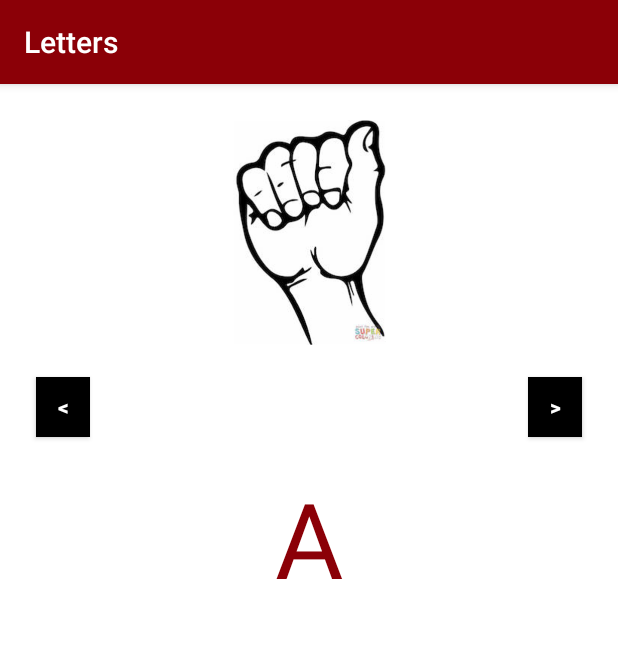
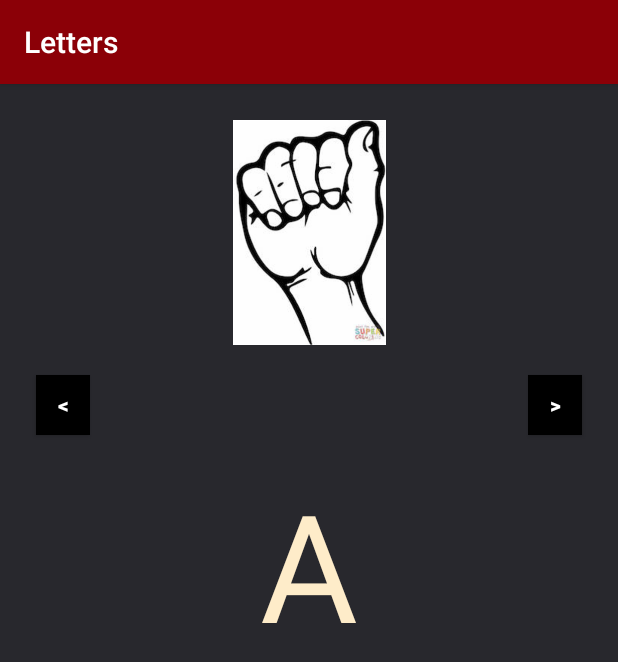
Before and after one commit to kd90693n/ASLEducation, an Android app: the Letters screen opened directly, with no data from a screen before it, on a phone screen of 412 x 824 dp. Shown: the top 662 px of the screen. Run offline under Robolectric (Android 15) with nearby library versions, the phone set to English and light mode, and no system bars.

Commit message:
Aesthetic changes

```diff
--- a/ASLProject/app/src/main/res/layout/content_letters.xml
+++ b/ASLProject/app/src/main/res/layout/content_letters.xml
@@ -4,7 +4,7 @@
     xmlns:tools="http://schemas.android.com/tools"
     android:layout_width="match_parent"
     android:layout_height="match_parent"
-    android:background="@android:color/white"
+    android:background="#28282d"
     app:layout_behavior="@string/appbar_scrolling_view_behavior"
     tools:context=".Letters"
     tools:showIn="@layout/activity_letters">
@@ -49,8 +49,8 @@
         android:text="@string/start_of_letters"
         android:textAlignment="center"
         android:textAllCaps="true"
-        android:textColor="@color/colorDRed"
-        android:textSize="70sp"
+        android:textColor="@color/color_LBrown"
+        android:textSize="100sp"
         android:typeface="normal"
         app:layout_constraintBottom_toBottomOf="parent"
         app:layout_constraintEnd_toEndOf="parent"
--- a/ASLProject/app/src/main/res/layout/fragment_main.xml
+++ b/ASLProject/app/src/main/res/layout/fragment_main.xml
@@ -10,7 +10,8 @@
 
     <ScrollView
         android:layout_width="match_parent"
-        android:layout_height="match_parent">
+        android:layout_height="match_parent"
+        android:background="#28282d">
 
         <TableLayout
             android:layout_width="match_parent"
@@ -49,6 +50,7 @@
                     tools:layout_editor_absoluteX="115dp"
                     tools:layout_editor_absoluteY="105dp" />
             </TableRow>
+
             <TableRow>
 
                 <ImageButton
@@ -79,6 +81,7 @@
                     tools:layout_editor_absoluteX="115dp"
                     tools:layout_editor_absoluteY="105dp" />
             </TableRow>
+
             <TableRow>
 
                 <ImageButton
@@ -107,6 +110,7 @@
                     tools:layout_editor_absoluteX="115dp"
                     tools:layout_editor_absoluteY="105dp" />
             </TableRow>
+
             <TableRow>
 
                 <ImageButton
--- a/ASLProject/app/src/main/res/values/colors.xml
+++ b/ASLProject/app/src/main/res/values/colors.xml
@@ -9,5 +9,5 @@
     <color name="colorGrey">#aab4c8</color>
     <color name="colorWhite">#FFFFFF</color>
     <color name="colorBlack">#000000</color>
-    <color name="color_LBrown">#FEECC9</color>
+    <color name="color_LBrown">#feecc9</color>
 </resources>
```
